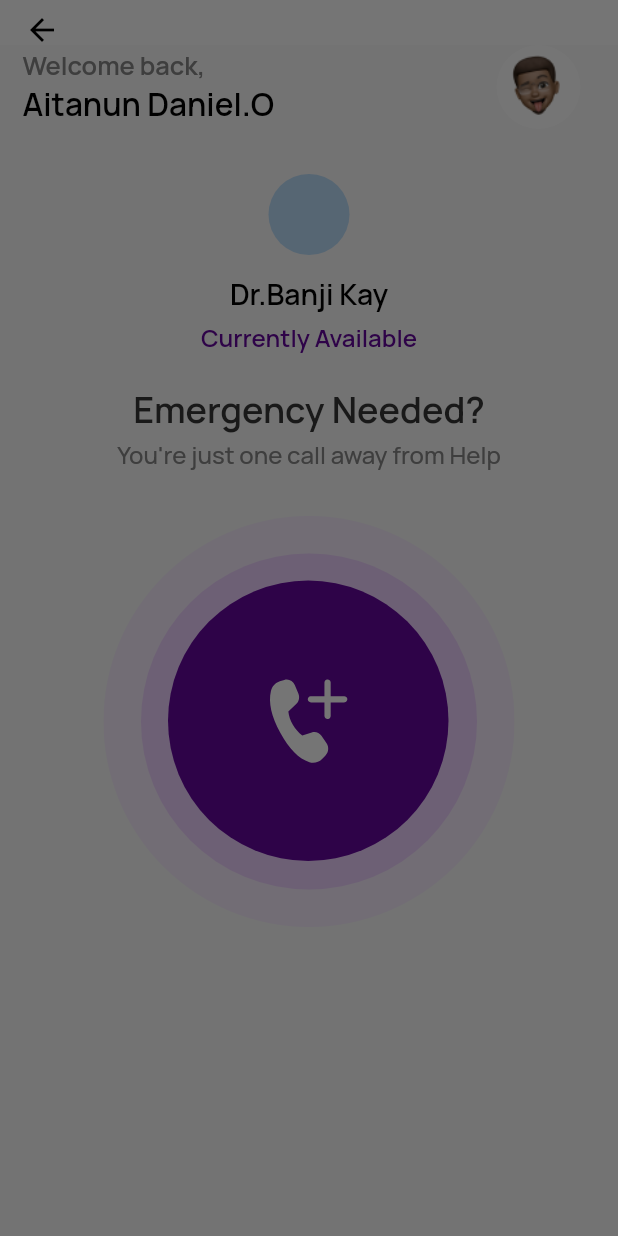
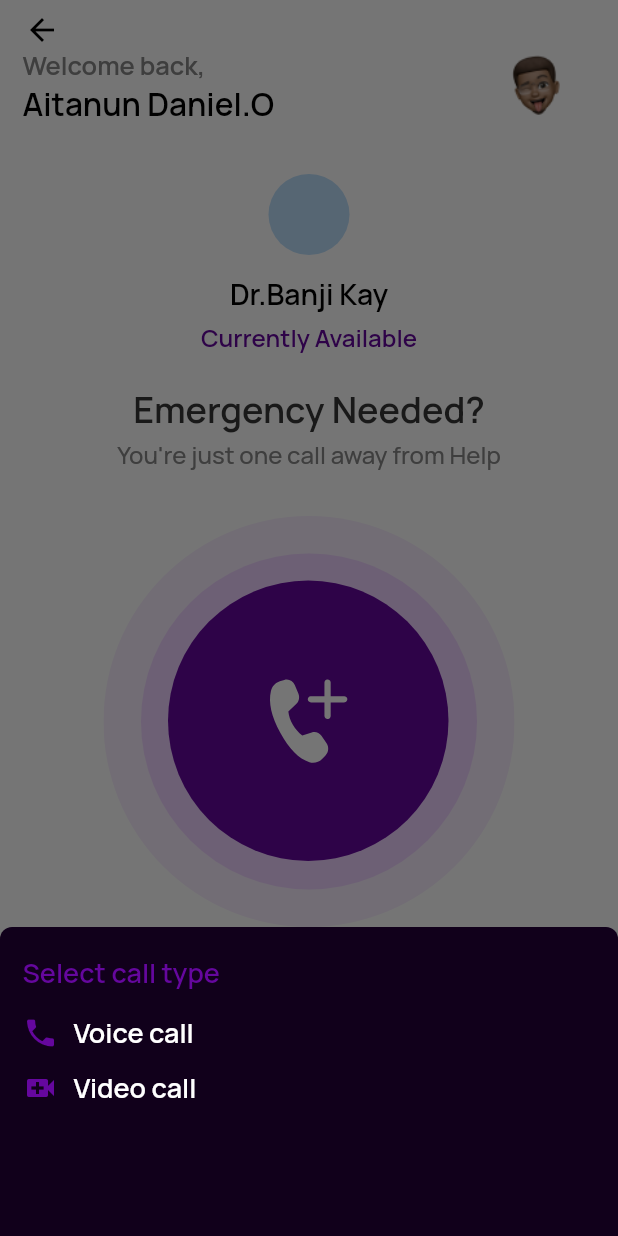
Before and after one commit to JoelOvien/GDC-MobileApp, a Flutter app: the Home screen opened directly, after a tap on an icon or button, on a phone screen of 412 x 824 dp. Run offline on Flutter 3.47's test engine with Material 2 defaults, Android fonts, the phone set to English and light mode, and no system bars; our stand-ins replace feather_icons_flutter, flutter_svg, get, google_fonts.

Commit message:
added support for bottom sheet showing on screens with >640.0 height

```diff
--- a/lib/screens/bottomNavBarScreens/contacts.dart
+++ b/lib/screens/bottomNavBarScreens/contacts.dart
@@ -16,6 +16,7 @@ class _ContactScreenState extends State<ContactScreen> {
   @override
   Widget build(BuildContext context) {
     return Scaffold(
+      backgroundColor: Colors.white,
       appBar: AppBar(
         title: Text(
           "Contacts",
--- a/lib/screens/bottomNavBarScreens/home.dart
+++ b/lib/screens/bottomNavBarScreens/home.dart
@@ -20,6 +20,7 @@ class _HomeState extends State<Home> {
     double height = MediaQuery.of(context).size.height;
 
     return Scaffold(
+      backgroundColor: Colors.white,
       appBar: AppBar(
         toolbarHeight: 30,
         backgroundColor: Colors.white,
@@ -217,7 +218,85 @@ class _HomeState extends State<Home> {
                     )
                   : GestureDetector(
                       onTap: () {
-                        Get.bottomSheet(Container());
+                        Get.bottomSheet(
+                          Container(
+                            padding: EdgeInsets.only(top: 18, left: 15, right: 10, bottom: 15),
+                            height: height * 0.25,
+                            decoration: BoxDecoration(
+                              color: Color.fromRGBO(17, 0, 27, 1),
+                              borderRadius: BorderRadius.only(
+                                topLeft: Radius.circular(8),
+                                topRight: Radius.circular(8),
+                              ),
+                            ),
+                            child: Column(
+                              crossAxisAlignment: CrossAxisAlignment.start,
+                              children: [
+                                Text(
+                                  "Select call type",
+                                  style: GoogleFonts.manrope(
+                                    fontWeight: FontWeight.w600,
+                                    fontSize: 18,
+                                    color: Color.fromRGBO(101, 7, 158, 1),
+                                  ),
+                                ),
+                                YMargin(15),
+                                GestureDetector(
+                                  onTap: () {
+                                    print("voice");
+                                  },
+                                  child: Container(
+                                    child: Row(
+                                      children: [
+                                        Icon(
+                                          Icons.phone,
+                                          color: Color.fromRGBO(101, 7, 158, 1),
+                                        ),
+                                        XMargin(10),
+                                        Text(
+                                          "Voice call",
+                                          style: GoogleFonts.manrope(
+                                            fontWeight: FontWeight.w600,
+                                            fontSize: 18,
+                                            color: Colors.white,
+                                          ),
+                                        ),
+                                      ],
+                                    ),
+                                  ),
+                                ),
+                                YMargin(12),
+                                GestureDetector(
+                                  onTap: () {
+                                    print("video");
+                                  },
+                                  child: Container(
+                                    child: Row(
+                                      children: [
+                                        Icon(
+                                          Icons.video_call,
+                                          color: Color.fromRGBO(101, 7, 158, 1),
+                                        ),
+                                        XMargin(10),
+                                        Text(
+                                          "Video call",
+                                          style: GoogleFonts.manrope(
+                                            fontWeight: FontWeight.w600,
+                                            fontSize: 18,
+                                            color: Colors.white,
+                                          ),
+                                        ),
+                                      ],
+                                    ),
+                                  ),
+                                ),
+                              ],
+                            ),
+                          ),
+                          // backgroundColor: Color.fromRGBO(27, 27, 27, 0.53),
+                          // barrierColor: Color.fromRGBO(27, 27, 27, 0.53),
+                        );
+
                         print("fuckk");
                       },
                       child: Center(
--- a/lib/screens/bottomNavBarScreens/settings.dart
+++ b/lib/screens/bottomNavBarScreens/settings.dart
@@ -18,6 +18,7 @@ class _SettingScreenState extends State<SettingScreen> {
   @override
   Widget build(BuildContext context) {
     return Scaffold(
+      backgroundColor: Colors.white,
       appBar: AppBar(
         title: Text(
           "Settings",
```
Also changed, not shown: 1 other file.
